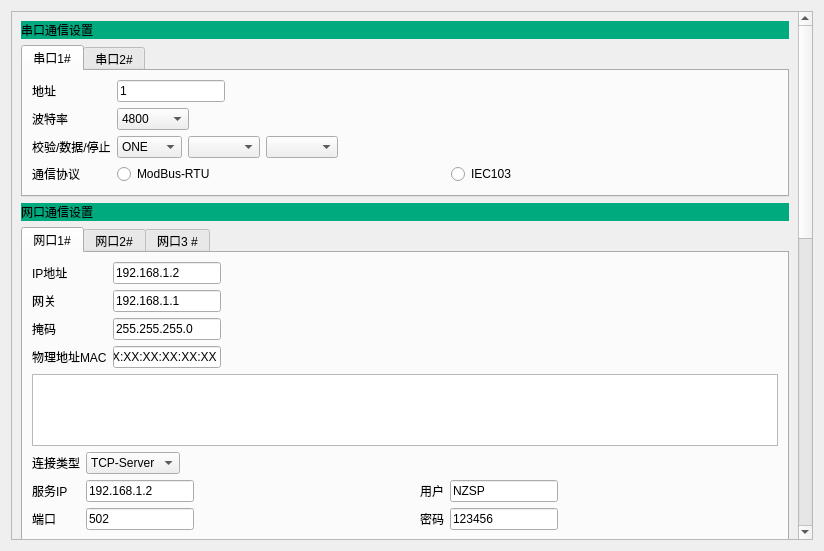
Above: sysSet/sysset.ui from h-xc/untitled before the change. Below: the same form after it.
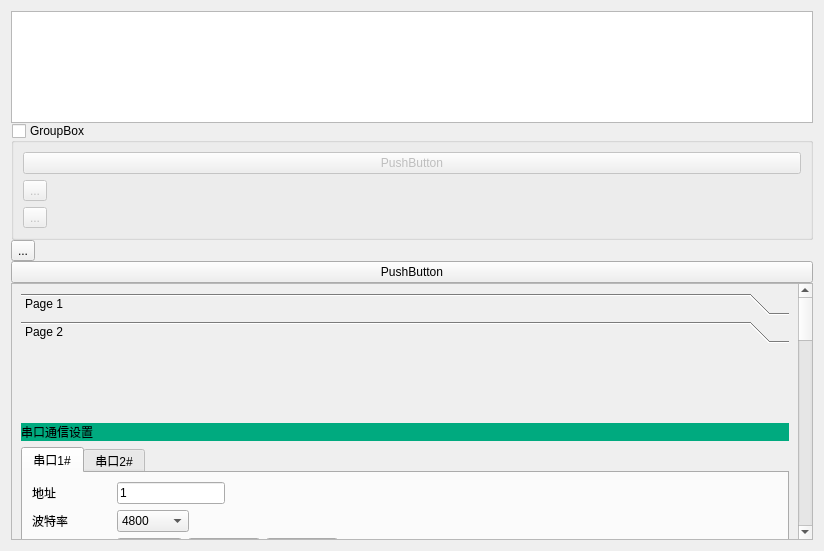
That is the form after the change. Icons and pictures are not drawn.

```diff
--- a/sysSet/sysset.ui
+++ b/sysSet/sysset.ui
@@ -13,7 +13,63 @@
   <property name="windowTitle">
    <string>Form</string>
   </property>
-  <layout class="QHBoxLayout" name="horizontalLayout_2">
+  <layout class="QVBoxLayout" name="verticalLayout">
+   <property name="spacing">
+    <number>0</number>
+   </property>
+   <item>
+    <widget class="QTreeView" name="treeView"/>
+   </item>
+   <item>
+    <widget class="QGroupBox" name="groupBox">
+     <property name="title">
+      <string>GroupBox</string>
+     </property>
+     <property name="checkable">
+      <bool>true</bool>
+     </property>
+     <property name="checked">
+      <bool>false</bool>
+     </property>
+     <layout class="QVBoxLayout" name="verticalLayout_6">
+      <item>
+       <widget class="QPushButton" name="pushButton_6">
+        <property name="text">
+         <string>PushButton</string>
+        </property>
+       </widget>
+      </item>
+      <item>
+       <widget class="QToolButton" name="toolButton_3">
+        <property name="text">
+         <string>...</string>
+        </property>
+       </widget>
+      </item>
+      <item>
+       <widget class="QToolButton" name="toolButton_2">
+        <property name="text">
+         <string>...</string>
+        </property>
+       </widget>
+      </item>
+     </layout>
+    </widget>
+   </item>
+   <item>
+    <widget class="QToolButton" name="toolButton">
+     <property name="text">
+      <string>...</string>
+     </property>
+    </widget>
+   </item>
+   <item>
+    <widget class="QPushButton" name="pushButton_5">
+     <property name="text">
+      <string>PushButton</string>
+     </property>
+    </widget>
+   </item>
    <item>
     <widget class="QScrollArea" name="scrollArea">
      <property name="widgetResizable">
@@ -23,12 +79,45 @@
       <property name="geometry">
        <rect>
         <x>0</x>
-        <y>-644</y>
+        <y>0</y>
         <width>779</width>
-        <height>1324</height>
+        <height>1443</height>
        </rect>
       </property>
       <layout class="QVBoxLayout" name="verticalLayout_2">
+       <item>
+        <widget class="QToolBox" name="toolBox">
+         <property name="currentIndex">
+          <number>1</number>
+         </property>
+         <widget class="QWidget" name="page">
+          <property name="geometry">
+           <rect>
+            <x>0</x>
+            <y>0</y>
+            <width>757</width>
+            <height>85</height>
+           </rect>
+          </property>
+          <attribute name="label">
+           <string>Page 1</string>
+          </attribute>
+         </widget>
+         <widget class="QWidget" name="page_2">
+          <property name="geometry">
+           <rect>
+            <x>0</x>
+            <y>0</y>
+            <width>757</width>
+            <height>85</height>
+           </rect>
+          </property>
+          <attribute name="label">
+           <string>Page 2</string>
+          </attribute>
+         </widget>
+        </widget>
+       </item>
        <item>
         <widget class="QLabel" name="label_3">
          <property name="styleSheet">
```
Left out of the diff: 10 changed lines with no effect on the pictures.
